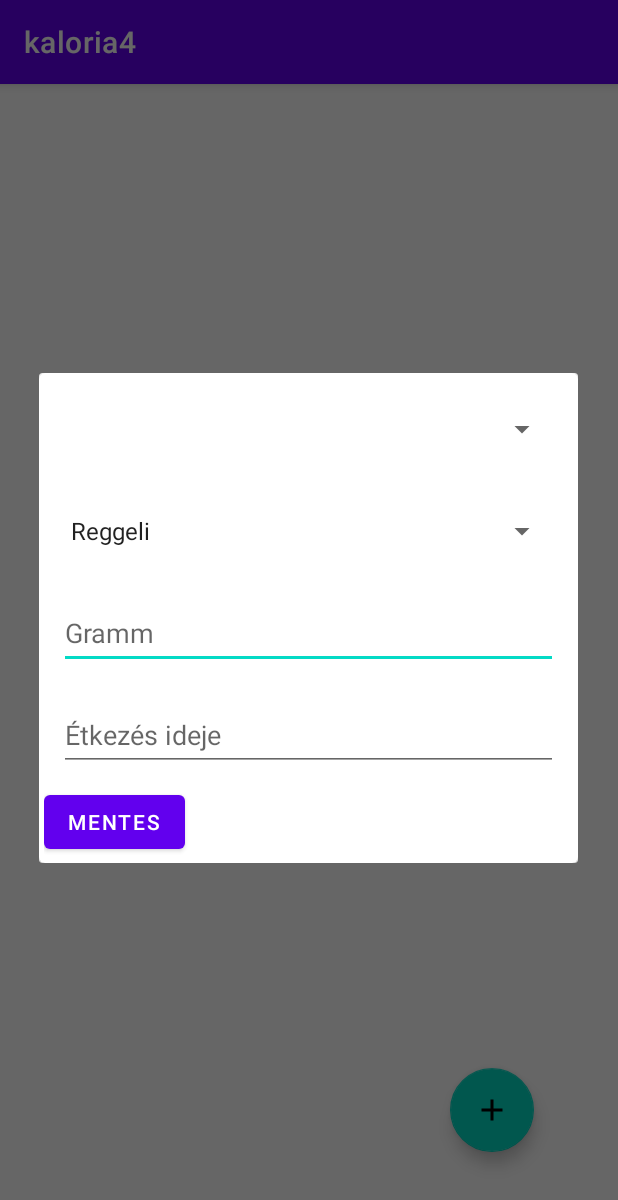
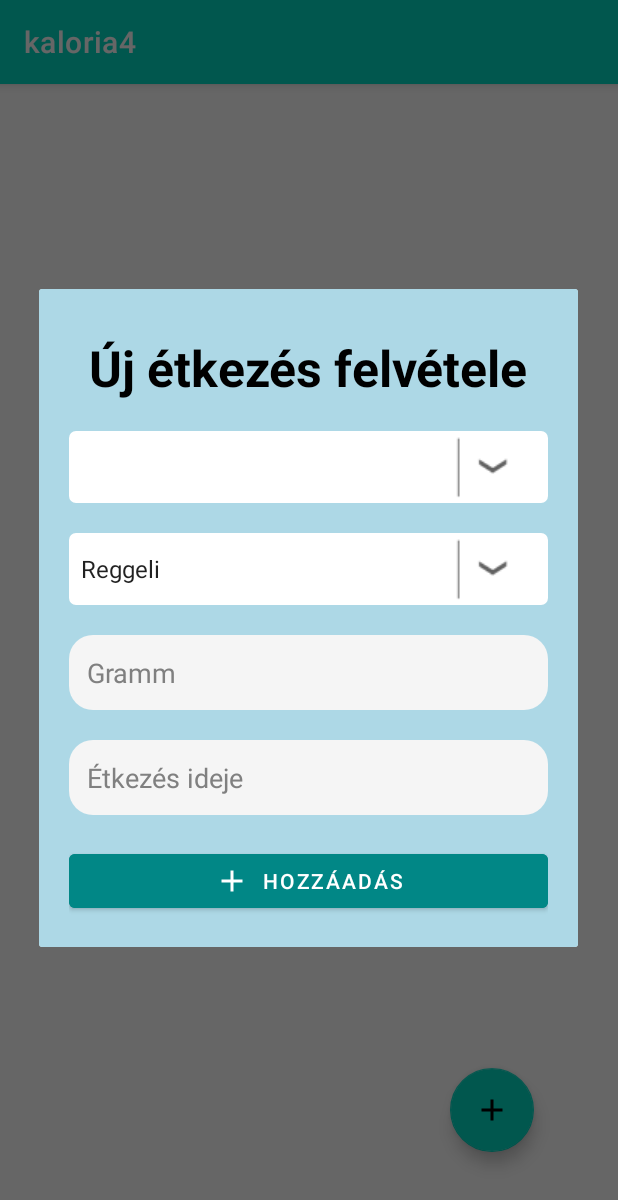
Before and after one commit to szabolcs130/kaloria4, an Android app: the fragment SlideshowFragment shown on its own in the app's theme, after a tap on an icon or button, on a phone screen of 412 x 824 dp. Shown: the top 1200 px of the screen. Run offline under Robolectric (Android 15) with nearby library versions, the phone set to English and light mode, and no system bars; our stand-ins replace Room's generated code.

```diff
--- a/app/build.gradle
+++ b/app/build.gradle
@@ -60,4 +60,6 @@ dependencies {
     testImplementation "androidx.room:room-testing:$room_version"
 
     implementation "androidx.room:room-paging:$room_version"
+
+    implementation 'androidx.constraintlayout:constraintlayout:2.1.4'
 }
--- /dev/null
+++ b/app/src/main/res/drawable/ic_add.xml
@@ -0,0 +1,9 @@
+<vector xmlns:android="http://schemas.android.com/apk/res/android"
+    android:height="24dp"
+    android:width="24dp"
+    android:viewportHeight="24"
+    android:viewportWidth="24">
+    <path
+        android:fillColor="@android:color/white"
+        android:pathData="M19,13H13V19H11V13H5V11H11V5H13V11H19V13z"/>
+</vector>
--- /dev/null
+++ b/app/src/main/res/drawable/image_preview_bg.xml
@@ -0,0 +1,4 @@
+<shape xmlns:android="http://schemas.android.com/apk/res/android">
+    <solid android:color="#DDDDDD"/>
+    <corners android:radius="12dp"/>
+</shape>
--- /dev/null
+++ b/app/src/main/res/drawable/rounded_edittext.xml
@@ -0,0 +1,4 @@
+<shape xmlns:android="http://schemas.android.com/apk/res/android">
+    <solid android:color="#F5F5F5"/>
+    <corners android:radius="16dp"/>
+</shape>
--- a/app/src/main/res/drawable/side_nav_bar.xml
+++ b/app/src/main/res/drawable/side_nav_bar.xml
@@ -2,8 +2,8 @@
     android:shape="rectangle">
     <gradient
         android:angle="135"
-        android:centerColor="#009688"
-        android:endColor="#00695C"
-        android:startColor="#4DB6AC"
+        android:centerColor="@color/app_theme"
+        android:endColor="@color/app_theme"
+        android:startColor="@color/app_theme"
         android:type="linear" />
 </shape>
--- /dev/null
+++ b/app/src/main/res/drawable/spinner_background.xml
@@ -0,0 +1,23 @@
+<?xml version="1.0" encoding="utf-8"?>
+<layer-list xmlns:android="http://schemas.android.com/apk/res/android">
+
+    <item>
+        <shape android:shape="rectangle">
+            <solid android:color="@color/white"/>
+            <corners android:radius="4dp"/>
+            <stroke
+                android:width="1dp"
+                android:color="@color/white"/>
+        </shape>
+    </item>
+
+    <item android:gravity="end|center_vertical"
+        android:right="8dp">
+        <bitmap
+            android:layout_width="24dp"
+            android:layout_height="24dp"
+            android:gravity="center"
+            android:src="@drawable/arrow_down" />
+    </item>
+
+</layer-list>
--- a/app/src/main/res/layout/nav_header_main.xml
+++ b/app/src/main/res/layout/nav_header_main.xml
@@ -13,7 +13,7 @@
     android:theme="@style/ThemeOverlay.AppCompat.Dark">
 
     <ImageView
-        android:id="@+id/imageView"
+        android:id="@+id/imagePreview"
         android:layout_width="wrap_content"
         android:layout_height="wrap_content"
         android:contentDescription="@string/nav_header_desc"
--- a/app/src/main/res/layout/row_add_etkezes.xml
+++ b/app/src/main/res/layout/row_add_etkezes.xml
@@ -1,58 +1,85 @@
 <?xml version="1.0" encoding="utf-8"?>
-<androidx.cardview.widget.CardView
-    xmlns:android="http://schemas.android.com/apk/res/android"
-    xmlns:app="http://schemas.android.com/apk/res-auto"
-    xmlns:tools="http://schemas.android.com/tools"
+<ScrollView xmlns:android="http://schemas.android.com/apk/res/android"
     android:layout_width="match_parent"
     android:layout_height="wrap_content"
-    android:layout_margin="5dp"
-    android:elevation="8dp"
-    app:cardCornerRadius="4dp">
+    xmlns:app="http://schemas.android.com/apk/res-auto"
+    android:fillViewport="true"
+    android:background="@color/light_blue">
 
     <LinearLayout
         android:layout_width="match_parent"
         android:layout_height="wrap_content"
-        android:layout_margin="3dp"
-        android:orientation="vertical">
+        android:orientation="vertical"
+        android:padding="20dp"
+        android:layout_gravity="center">
+        <TextView
+            android:id="@+id/tvDetails"
+            android:layout_width="wrap_content"
+            android:layout_height="wrap_content"
+            android:layout_gravity="center_horizontal"
+            android:text="Új étkezés felvétele"
+            android:textStyle="bold"
+            android:textSize="33sp"
+            android:layout_marginTop="10dp"
+            android:textColor="@color/black"/>
+
 
         <Spinner
             android:id="@+id/etkezesIdopontEtelId"
             android:layout_width="match_parent"
             android:layout_height="wrap_content"
-            android:layout_margin="10dp"
+            android:layout_marginTop="20dp"
+            android:background="@drawable/spinner_background"
+            android:drawableEnd="@drawable/arrow_down"
             android:minHeight="48dp"
+            android:popupBackground="@android:color/white"
             android:spinnerMode="dropdown" />
 
         <Spinner
             android:id="@+id/etkezesIdopontTipus"
             android:layout_width="match_parent"
             android:layout_height="wrap_content"
-            android:layout_margin="10dp"
+            android:layout_marginTop="20dp"
+            android:background="@drawable/spinner_background"
+            android:drawableRight="@drawable/arrow_down"
             android:minHeight="48dp"
+            android:popupBackground="@android:color/white"
             android:spinnerMode="dropdown" />
 
         <EditText
             android:id="@+id/etkezesIdopontGramm"
             android:layout_width="match_parent"
-            android:layout_height="wrap_content"
-            android:layout_margin="10dp"
+            android:layout_height="50dp"
+            android:layout_marginTop="20dp"
+            android:background="@drawable/rounded_edittext"
+            android:datePickerMode="calendar"
             android:hint="Gramm"
-            android:minHeight="48dp"
-            tools:ignore="VisualLintTextFieldSize" />
+            android:padding="12dp"
+            android:textColor="#000000"
+            android:textColorHint="#808080" />
 
         <EditText
             android:id="@+id/etkezesIdopontIdo"
             android:layout_width="match_parent"
+            android:layout_height="50dp"
+            android:layout_marginTop="20dp"
+            android:background="@drawable/rounded_edittext"
+            android:datePickerMode="calendar"
+            android:hint="Étkezés ideje"
+            android:padding="12dp"
+            android:textColor="#000000"
+            android:textColorHint="#808080" />
+
+        <com.google.android.material.button.MaterialButton
+            android:id="@+id/addUserBtr"
+            app:icon="@drawable/ic_add"
+            app:iconGravity="textStart"
+            app:iconPadding="8dp"
+            android:layout_width="match_parent"
             android:layout_height="wrap_content"
-            android:layout_margin="10dp"
-            android:focusable="false"
-            android:hint="Étkezés ideje"
-            android:minHeight="48dp" />
-
-        <Button
-            android:layout_width="wrap_content"
-            android:layout_height="wrap_content"
-            android:id="@+id/addUserBtr"
-            android:text="Mentes"/>
+            android:layout_marginTop="20dp"
+            android:backgroundTint="@color/teal_700"
+            android:text="Hozzáadás"
+            android:textColor="@android:color/white" />
     </LinearLayout>
-</androidx.cardview.widget.CardView>
+</ScrollView>
--- a/app/src/main/res/values/colors.xml
+++ b/app/src/main/res/values/colors.xml
@@ -7,4 +7,6 @@
     <color name="teal_700">#FF018786</color>
     <color name="black">#FF000000</color>
     <color name="white">#FFFFFFFF</color>
+    <color name="light_blue">#ADD8E6</color>
+    <color name="app_theme">#c2ebfc</color>
 </resources>
--- a/app/src/main/res/values/themes.xml
+++ b/app/src/main/res/values/themes.xml
@@ -2,7 +2,7 @@
     <!-- Base application theme. -->
     <style name="Theme.Kaloria4" parent="Theme.MaterialComponents.DayNight.DarkActionBar">
         <!-- Primary brand color. -->
-        <item name="colorPrimary">@color/purple_500</item>
+        <item name="colorPrimary">@color/teal_200</item>
         <item name="colorPrimaryVariant">@color/purple_700</item>
         <item name="colorOnPrimary">@color/white</item>
         <!-- Secondary brand color. -->
@@ -17,6 +17,13 @@
     <style name="Theme.Kaloria4.NoActionBar">
         <item name="windowActionBar">false</item>
         <item name="windowNoTitle">true</item>
+        <item name="colorPrimary">@color/purple_500</item>
+        <item name="colorPrimaryVariant">@color/purple_700</item>
+        <item name="colorOnPrimary">@color/white</item>
+        <item name="android:windowBackground">@color/app_theme</item>
+        <item name="colorSecondary">@color/teal_200</item>
+        <item name="colorSecondaryVariant">@color/teal_700</item>
+        <item name="colorOnSecondary">@color/black</item>
     </style>
 
     <style name="Theme.Kaloria4.AppBarOverlay" parent="ThemeOverlay.AppCompat.Dark.ActionBar" />
```
Also changed, not shown: app/src/main/res/drawable/ic_gallery.xml (added, +9 -0 lines), app/src/main/res/layout/fragment_detailed_view.xml (+11 -5 lines), app/src/main/res/layout/fragment_gallery.xml (+34 -8 lines), app/src/main/res/layout/row_add.xml (+42 -20 lines), app/src/main/res/layout/row_items.xml (+37 -29 lines), app/src/main/res/layout/row_items_etkezes.xml (+18 -5 lines), app/src/main/res/drawable/arrow_down.png (added).
